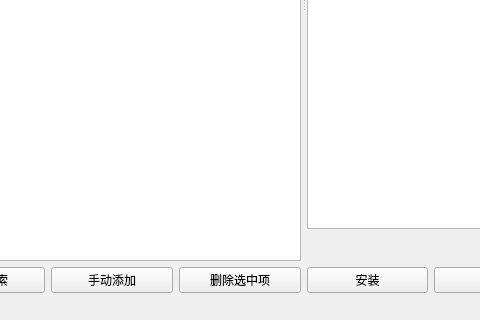
This is source/awespykit/ui/package_manager.ui in hrpzcf/AwesomePyKit as Qt 5 draws it before an edit; both pictures show x 85 to 565 and y 300 to 620 of the 900 by 620 pixel window. The edited form follows.
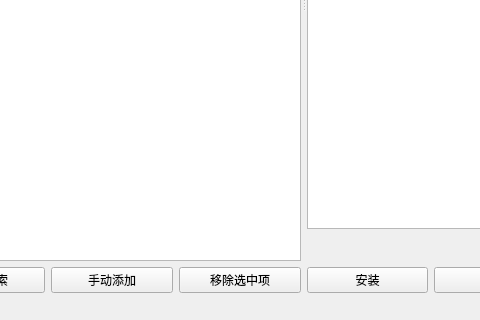
This is the edited form.

Diff of the .ui file:
```diff
--- a/source/awespykit/ui/package_manager.ui
+++ b/source/awespykit/ui/package_manager.ui
@@ -175,7 +175,7 @@
                <string>将本 Python 环境列表中的选中项移除(仅从本 Python 环境列表中移除，不会删除本机 Python 目录)。</string>
               </property>
               <property name="text">
-               <string>删除选中项</string>
+               <string>移除选中项</string>
               </property>
              </widget>
             </item>
```
Left out of the diff: 6 changed lines with no effect on the pictures.
